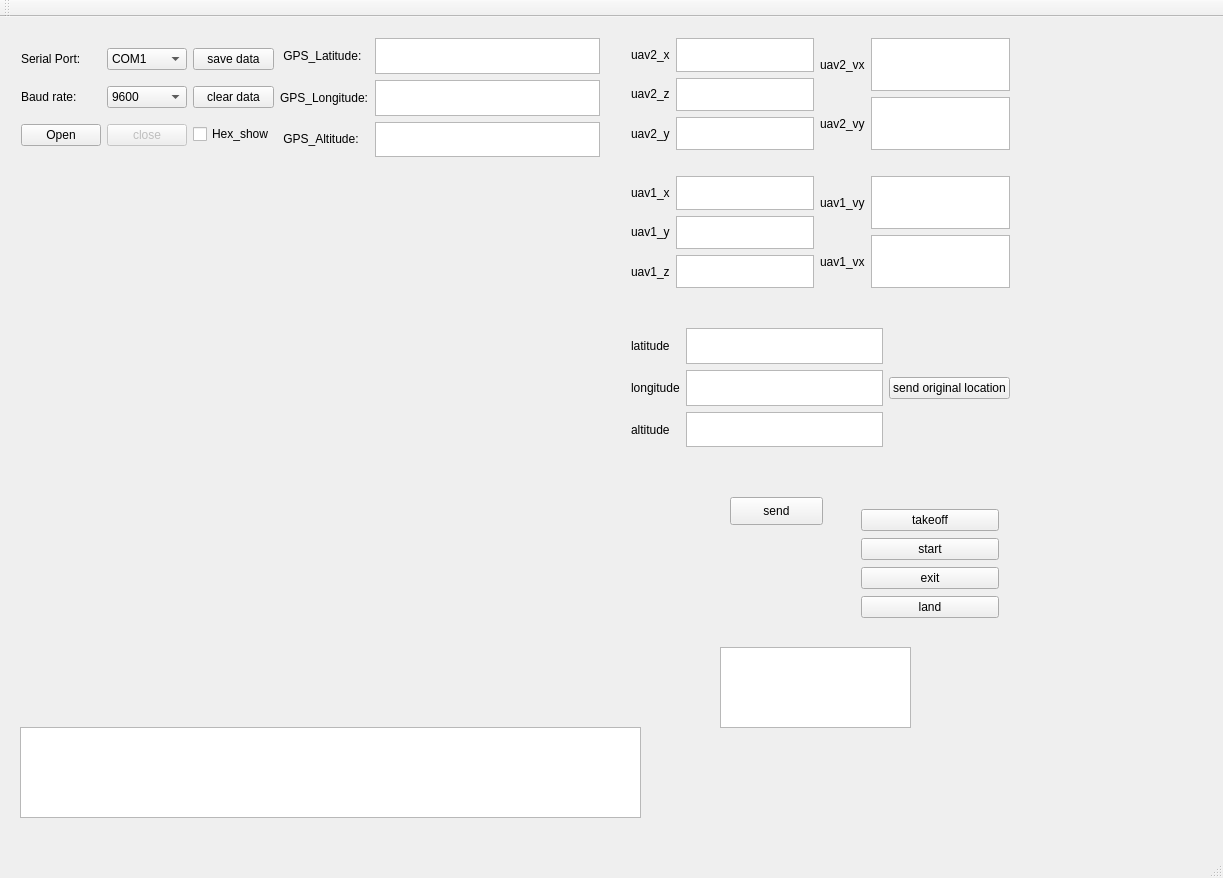
Qt form QtGuiApplication1/QtGuiApplication1.ui (XiaofengLin7/groundstation) before a commit.
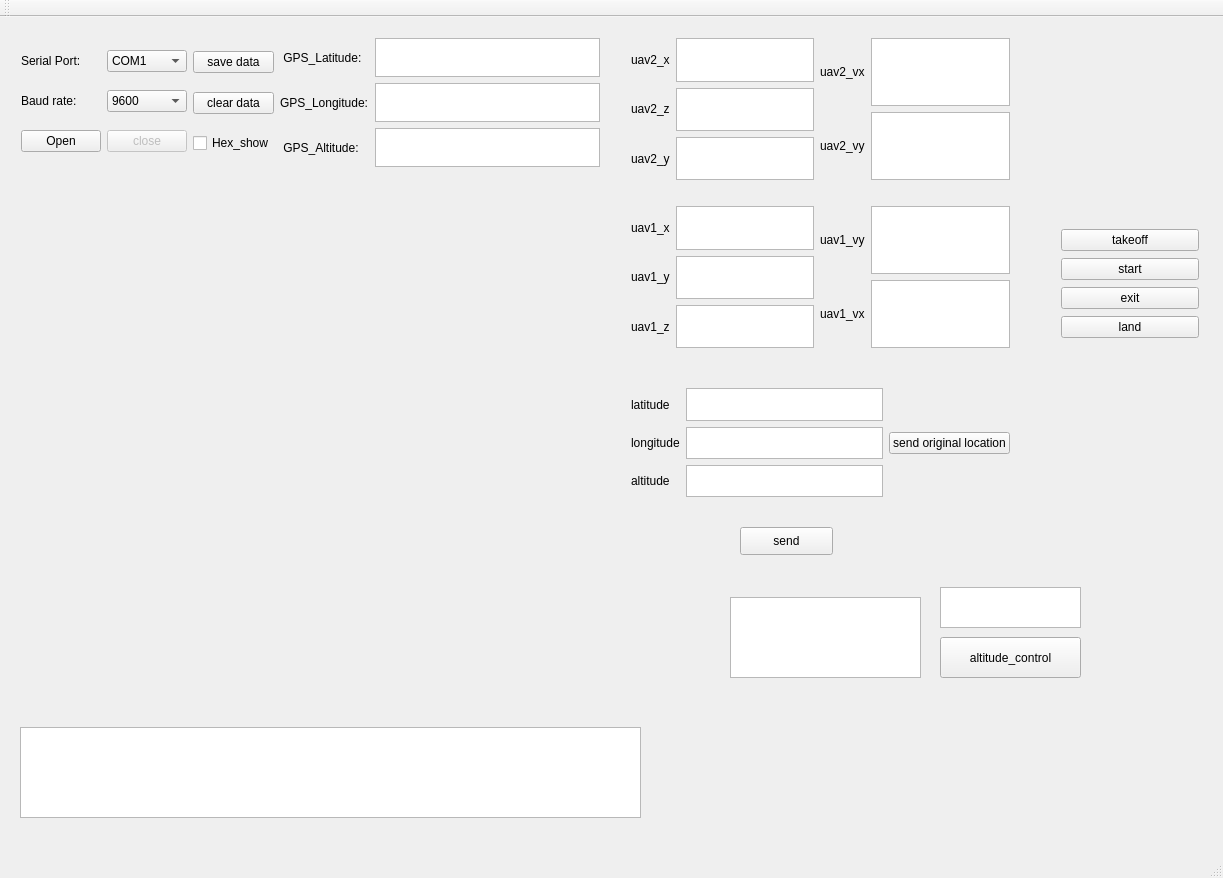
The same form after that commit.

Commit message: altitude control

The edit to the form file:
```diff
--- a/QtGuiApplication1/QtGuiApplication1.ui
+++ b/QtGuiApplication1/QtGuiApplication1.ui
@@ -17,8 +17,8 @@
    <widget class="QTextBrowser" name="texttest">
     <property name="geometry">
      <rect>
-      <x>720</x>
-      <y>630</y>
+      <x>730</x>
+      <y>580</y>
       <width>191</width>
       <height>81</height>
      </rect>
@@ -37,8 +37,8 @@
    <widget class="QPushButton" name="pushButton_send">
     <property name="geometry">
      <rect>
-      <x>730</x>
-      <y>480</y>
+      <x>740</x>
+      <y>510</y>
       <width>93</width>
       <height>28</height>
      </rect>
@@ -53,7 +53,7 @@
       <x>10</x>
       <y>10</y>
       <width>601</width>
-      <height>141</height>
+      <height>151</height>
      </rect>
     </property>
     <layout class="QHBoxLayout" name="horizontalLayout_4">
@@ -289,9 +289,9 @@
     <property name="geometry">
      <rect>
       <x>620</x>
-      <y>300</y>
+      <y>360</y>
       <width>401</width>
-      <height>141</height>
+      <height>131</height>
      </rect>
     </property>
     <layout class="QGridLayout" name="gridLayout">
@@ -353,8 +353,8 @@
    <widget class="QWidget" name="verticalLayoutWidget">
     <property name="geometry">
      <rect>
-      <x>850</x>
-      <y>480</y>
+      <x>1050</x>
+      <y>200</y>
       <width>160</width>
       <height>135</height>
      </rect>
@@ -396,7 +396,7 @@
       <x>620</x>
       <y>10</y>
       <width>401</width>
-      <height>271</height>
+      <height>331</height>
      </rect>
     </property>
     <layout class="QVBoxLayout" name="verticalLayout_14">
@@ -571,6 +571,29 @@
      </item>
     </layout>
    </widget>
+   <widget class="QTextEdit" name="text_Edit_altitude_control">
+    <property name="geometry">
+     <rect>
+      <x>940</x>
+      <y>570</y>
+      <width>141</width>
+      <height>41</height>
+     </rect>
+    </property>
+   </widget>
+   <widget class="QPushButton" name="altitude_control">
+    <property name="geometry">
+     <rect>
+      <x>940</x>
+      <y>620</y>
+      <width>141</width>
+      <height>41</height>
+     </rect>
+    </property>
+    <property name="text">
+     <string>altitude_control</string>
+    </property>
+   </widget>
   </widget>
   <widget class="QMenuBar" name="menuBar">
    <property name="geometry">
```
The commit also changes 52 other files.
